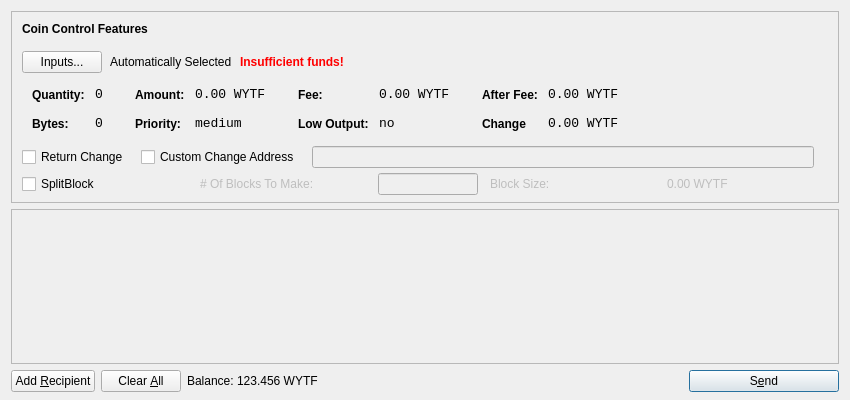
Before: the Qt Designer form src/qt/forms/sendcoinsdialog.ui in Tillkoeln/WYTF, drawn with Qt 5.
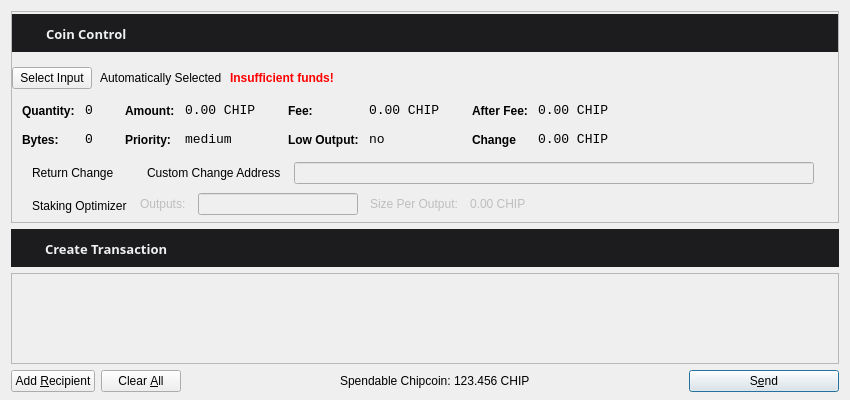
After: the same form once the commit is applied. Icons and pictures are not drawn.

```diff
--- a/src/qt/forms/sendcoinsdialog.ui
+++ b/src/qt/forms/sendcoinsdialog.ui
@@ -13,7 +13,7 @@
   <property name="windowTitle">
    <string>Send Coins</string>
   </property>
-  <layout class="QVBoxLayout" name="verticalLayout" stretch="0,1,0">
+  <layout class="QVBoxLayout" name="verticalLayout" stretch="0,0,1,0">
    <property name="bottomMargin">
     <number>8</number>
    </property>
@@ -39,13 +39,13 @@
      </property>
      <layout class="QVBoxLayout" name="verticalLayoutCoinControl2">
       <property name="spacing">
-       <number>5</number>
+       <number>6</number>
       </property>
       <property name="leftMargin">
        <number>0</number>
       </property>
       <property name="topMargin">
-       <number>0</number>
+       <number>2</number>
       </property>
       <property name="rightMargin">
        <number>0</number>
@@ -54,43 +54,95 @@
        <number>6</number>
       </property>
       <item>
-       <layout class="QVBoxLayout" name="verticalLayoutCoinControl" stretch="0,0,0,0,1,0">
+       <layout class="QVBoxLayout" name="verticalLayoutCoinControl" stretch="0,0,0,0,0,1,0">
         <property name="spacing">
          <number>0</number>
         </property>
         <property name="leftMargin">
-         <number>10</number>
+         <number>0</number>
         </property>
         <property name="topMargin">
-         <number>10</number>
+         <number>0</number>
         </property>
+        <item>
+         <widget class="QWidget" name="widget3" native="true">
+          <property name="maximumSize">
+           <size>
+            <width>16777215</width>
+            <height>38</height>
+           </size>
+          </property>
+          <property name="styleSheet">
+           <string notr="true">background-color: #1C1C1F;</string>
+          </property>
+          <layout class="QHBoxLayout" name="horizontalLayout_4_1_2">
+           <property name="spacing">
+            <number>6</number>
+           </property>
+           <property name="leftMargin">
+            <number>9</number>
+           </property>
+           <property name="topMargin">
+            <number>9</number>
+           </property>
+           <property name="rightMargin">
+            <number>9</number>
+           </property>
+           <item>
+            <widget class="QLabel" name="label_2">
+             <property name="minimumSize">
+              <size>
+               <width>16</width>
+               <height>0</height>
+              </size>
+             </property>
+             <property name="maximumSize">
+              <size>
+               <width>16</width>
+               <height>16777215</height>
+              </size>
+             </property>
+             <property name="text">
+              <string>&lt;html&gt;&lt;head/&gt;&lt;body&gt;&lt;p&gt;&lt;img src=&quot;:/icons/coincontrol&quot;/&gt;&lt;/p&gt;&lt;/body&gt;&lt;/html&gt;</string>
+             </property>
+            </widget>
+           </item>
+           <item>
+            <widget class="QLabel" name="label_5_1_2">
+             <property name="font">
+              <font>
+               <family>Open Sans, sans-serif</family>
+              </font>
+             </property>
+             <property name="styleSheet">
+              <string notr="true">margin-top:2px;</string>
+             </property>
+             <property name="text">
+              <string>&lt;html&gt;&lt;head/&gt;&lt;body&gt;&lt;p&gt;&lt;span style=&quot; font-size:13px; font-weight:600; color:#eff0f1;&quot;&gt; Coin Control&lt;/span&gt;&lt;/p&gt;&lt;/body&gt;&lt;/html&gt;</string>
+             </property>
+            </widget>
+           </item>
+           <item>
+            <spacer name="horizontalSpacer_2_1_2">
+             <property name="orientation">
+              <enum>Qt::Horizontal</enum>
+             </property>
+             <property name="sizeHint" stdset="0">
+              <size>
+               <width>40</width>
+               <height>20</height>
+              </size>
+             </property>
+            </spacer>
+           </item>
+          </layout>
+         </widget>
+        </item>
         <item>
          <layout class="QHBoxLayout" name="horizontalLayoutCoinControl1">
           <property name="bottomMargin">
            <number>15</number>
           </property>
-          <item>
-           <widget class="QLabel" name="labelCoinControlFeatures">
-            <property name="sizePolicy">
-             <sizepolicy hsizetype="Preferred" vsizetype="Maximum">
-              <horstretch>0</horstretch>
-              <verstretch>0</verstretch>
-             </sizepolicy>
-            </property>
-            <property name="font">
-             <font>
-              <weight>75</weight>
-              <bold>true</bold>
-             </font>
-            </property>
-            <property name="styleSheet">
-             <string notr="true">font-weight:bold;</string>
-            </property>
-            <property name="text">
-             <string>Coin Control Features</string>
-            </property>
-           </widget>
-          </item>
          </layout>
         </item>
         <item>
@@ -107,7 +159,7 @@
              <string notr="true"/>
             </property>
             <property name="text">
-             <string>Inputs...</string>
+             <string>Select Input</string>
             </property>
            </widget>
           </item>
@@ -330,7 +382,7 @@
                   <enum>Qt::ActionsContextMenu</enum>
                  </property>
                  <property name="text">
-                  <string>0.00 WYTF</string>
+                  <string>0.00 CHIP</string>
                  </property>
                  <property name="textInteractionFlags">
                   <set>Qt::LinksAccessibleByMouse|Qt::TextSelectableByKeyboard|Qt::TextSelectableByMouse</set>
@@ -416,7 +468,7 @@
                   <enum>Qt::ActionsContextMenu</enum>
                  </property>
                  <property name="text">
-                  <string>0.00 WYTF</string>
+                  <string>0.00 CHIP</string>
                  </property>
                  <property name="textInteractionFlags">
                   <set>Qt::LinksAccessibleByMouse|Qt::TextSelectableByKeyboard|Qt::TextSelectableByMouse</set>
@@ -505,7 +557,7 @@
                   <enum>Qt::ActionsContextMenu</enum>
                  </property>
                  <property name="text">
-                  <string>0.00 WYTF</string>
+                  <string>0.00 CHIP</string>
                  </property>
                  <property name="textInteractionFlags">
                   <set>Qt::LinksAccessibleByMouse|Qt::TextSelectableByKeyboard|Qt::TextSelectableByMouse</set>
@@ -537,7 +589,7 @@
                   <enum>Qt::ActionsContextMenu</enum>
                  </property>
                  <property name="text">
-                  <string>0.00 WYTF</string>
+                  <string>0.00 CHIP</string>
                  </property>
                  <property name="textInteractionFlags">
                   <set>Qt::LinksAccessibleByMouse|Qt::TextSelectableByKeyboard|Qt::TextSelectableByMouse</set>
@@ -567,6 +619,9 @@
           </property>
           <item>
            <widget class="QCheckBox" name="returnChangeCheckBox">
+            <property name="styleSheet">
+             <string notr="true">background:transparent;background-color:transparent;border:0px;</string>
+            </property>
             <property name="text">
              <string>Return Change</string>
             </property>
@@ -574,6 +629,9 @@
           </item>
           <item>
            <widget class="QCheckBox" name="checkBoxCoinControlChange">
+            <property name="styleSheet">
+             <string notr="true">background:transparent;background-color:transparent;border:0px;</string>
+            </property>
             <property name="text">
              <string>Custom Change Address</string>
             </property>
@@ -625,15 +683,33 @@
            <enum>QLayout::SetDefaultConstraint</enum>
           </property>
           <property name="topMargin">
-           <number>5</number>
+           <number>9</number>
           </property>
           <property name="rightMargin">
            <number>5</number>
           </property>
           <item>
            <widget class="QCheckBox" name="splitBlockCheckBox">
+            <property name="sizePolicy">
+             <sizepolicy hsizetype="Fixed" vsizetype="Fixed">
+              <horstretch>0</horstretch>
+              <verstretch>0</verstretch>
+             </sizepolicy>
+            </property>
+            <property name="minimumSize">
+             <size>
+              <width>0</width>
+              <height>0</height>
+             </size>
+            </property>
+            <property name="toolTip">
+             <string>The Staking Optimizer is used to split your coins in multiple outputs to optimize your staking performance</string>
+            </property>
+            <property name="styleSheet">
+             <string notr="true">background:transparent;background-color:transparent;border:0px;margin-top:3px;</string>
+            </property>
             <property name="text">
-             <string>SplitBlock</string>
+             <string>Staking Optimizer</string>
             </property>
            </widget>
           </item>
@@ -642,8 +718,23 @@
             <property name="enabled">
              <bool>false</bool>
             </property>
+            <property name="sizePolicy">
+             <sizepolicy hsizetype="Fixed" vsizetype="Preferred">
+              <horstretch>0</horstretch>
+              <verstretch>0</verstretch>
+             </sizepolicy>
+            </property>
+            <property name="maximumSize">
+             <size>
+              <width>16777215</width>
+              <height>16777215</height>
+             </size>
+            </property>
+            <property name="mouseTracking">
+             <bool>false</bool>
+            </property>
             <property name="text">
-             <string># Of Blocks To Make:</string>
+             <string>Outputs:</string>
             </property>
            </widget>
           </item>
@@ -660,7 +751,7 @@
             </property>
             <property name="maximumSize">
              <size>
-              <width>100</width>
+              <width>160</width>
               <height>16777215</height>
              </size>
             </property>
@@ -671,8 +762,14 @@
             <property name="enabled">
              <bool>false</bool>
             </property>
+            <property name="sizePolicy">
+             <sizepolicy hsizetype="Fixed" vsizetype="Preferred">
+              <horstretch>0</horstretch>
+              <verstretch>0</verstretch>
+             </sizepolicy>
+            </property>
             <property name="text">
-             <string>Block Size:</string>
+             <string>Size Per Output:</string>
             </property>
            </widget>
           </item>
@@ -682,7 +779,7 @@
              <bool>false</bool>
             </property>
             <property name="text">
-             <string>0.00 WYTF</string>
+             <string>0.00 CHIP</string>
             </property>
            </widget>
           </item>
@@ -706,6 +803,71 @@
      </layout>
     </widget>
    </item>
+   <item>
+    <widget class="QWidget" name="widget321" native="true">
+     <property name="maximumSize">
+      <size>
+       <width>16777215</width>
+       <height>38</height>
+      </size>
+     </property>
+     <property name="styleSheet">
+      <string notr="true">background-color: #1C1C1F;</string>
+     </property>
+     <layout class="QHBoxLayout" name="horizontalLayout_4_1_01">
+      <property name="spacing">
+       <number>6</number>
+      </property>
+      <item>
+       <widget class="QLabel" name="label_222">
+        <property name="minimumSize">
+         <size>
+          <width>16</width>
+          <height>0</height>
+         </size>
+        </property>
+        <property name="maximumSize">
+         <size>
+          <width>16</width>
+          <height>16777215</height>
+         </size>
+        </property>
+        <property name="text">
+         <string>&lt;html&gt;&lt;head/&gt;&lt;body&gt;&lt;p&gt;&lt;img src=&quot;:/icons/transaction&quot;/&gt;&lt;/p&gt;&lt;/body&gt;&lt;/html&gt;</string>
+        </property>
+       </widget>
+      </item>
+      <item>
+       <widget class="QLabel" name="label_5_1_02">
+        <property name="font">
+         <font>
+          <family>Open Sans, sans-serif</family>
+         </font>
+        </property>
+        <property name="styleSheet">
+         <string notr="true">margin-top:2px;</string>
+        </property>
+        <property name="text">
+         <string>&lt;html&gt;&lt;head/&gt;&lt;body&gt;&lt;p&gt;&lt;span style=&quot; font-size:13px; font-weight:600; color:#eff0f1;&quot;&gt; Create Transaction&lt;/span&gt;&lt;/p&gt;&lt;/body&gt;&lt;/html&gt;</string>
+        </property>
+       </widget>
+      </item>
+      <item>
+       <spacer name="horizontalSpacer_2_1_202">
+        <property name="orientation">
+         <enum>Qt::Horizontal</enum>
+        </property>
+        <property name="sizeHint" stdset="0">
+         <size>
+          <width>40</width>
+          <height>20</height>
+         </size>
+        </property>
+       </spacer>
+      </item>
+     </layout>
+    </widget>
+   </item>
    <item>
     <widget class="QScrollArea" name="scrollArea">
      <property name="widgetResizable">
@@ -716,8 +878,8 @@
        <rect>
         <x>0</x>
         <y>0</y>
-        <width>834</width>
-        <height>158</height>
+        <width>830</width>
+        <height>80</height>
        </rect>
       </property>
       <layout class="QVBoxLayout" name="verticalLayout_2">
@@ -802,6 +964,19 @@
        </property>
       </widget>
      </item>
+     <item>
+      <spacer name="horizontalSpacer_2">
+       <property name="orientation">
+        <enum>Qt::Horizontal</enum>
+       </property>
+       <property name="sizeHint" stdset="0">
+        <size>
+         <width>40</width>
+         <height>20</height>
+        </size>
+       </property>
+      </spacer>
+     </item>
      <item>
       <layout class="QHBoxLayout" name="horizontalLayout_2">
        <property name="spacing">
@@ -816,7 +991,7 @@
           </sizepolicy>
          </property>
          <property name="text">
-          <string>Balance:</string>
+          <string>&lt;html&gt;&lt;head/&gt;&lt;body&gt;&lt;p&gt;Spendable Chipcoin:&lt;/p&gt;&lt;/body&gt;&lt;/html&gt;</string>
          </property>
         </widget>
        </item>
@@ -832,7 +1007,7 @@
           <cursorShape>IBeamCursor</cursorShape>
          </property>
          <property name="text">
-          <string>123.456 WYTF</string>
+          <string>123.456 CHIP</string>
          </property>
          <property name="textInteractionFlags">
           <set>Qt::LinksAccessibleByMouse|Qt::TextSelectableByKeyboard|Qt::TextSelectableByMouse</set>
@@ -848,7 +1023,7 @@
        </property>
        <property name="sizeHint" stdset="0">
         <size>
-         <width>35</width>
+         <width>40</width>
          <height>20</height>
         </size>
        </property>
```
